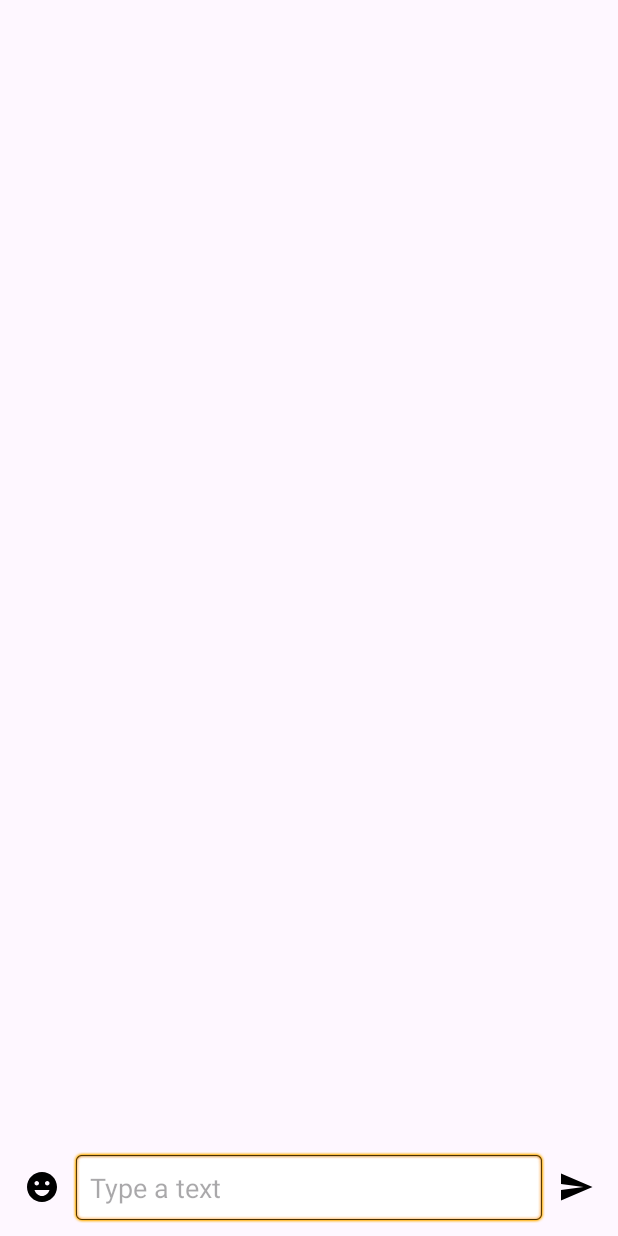
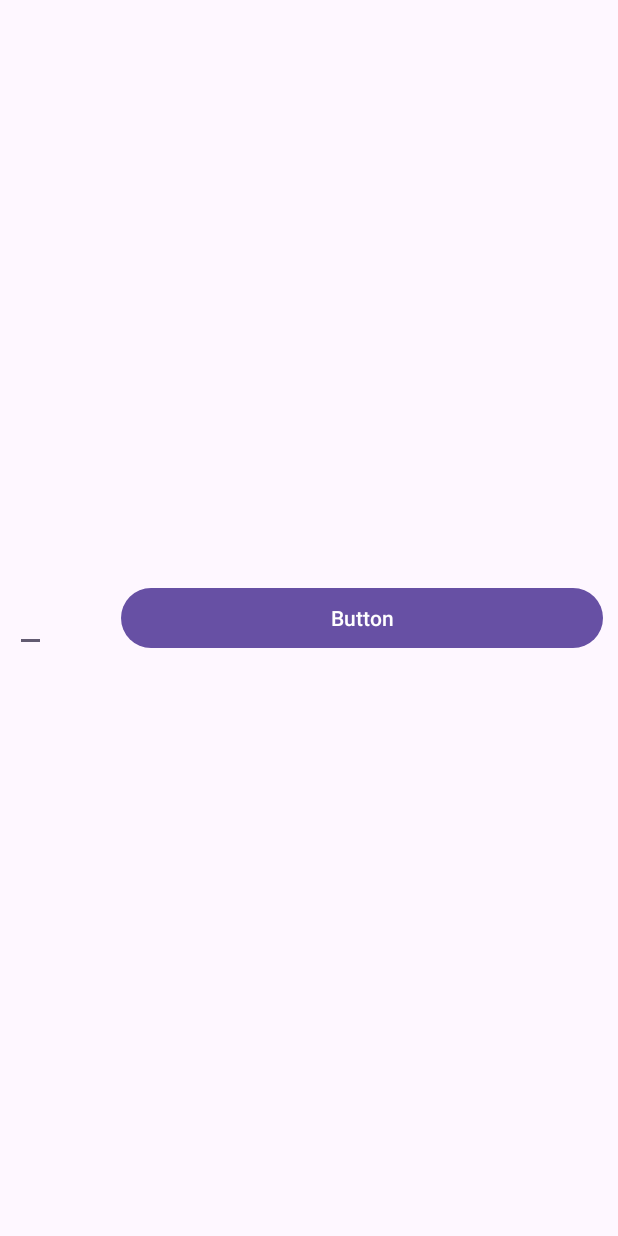
Before and after one commit to gastonlopez5/EmojiTest, an Android app: the screen it shows after launch (MainActivity), on a phone screen of 412 x 824 dp. Run offline under Robolectric (Android 15) with nearby library versions, the phone set to English and light mode, and no system bars; libraries missing offline, so code that uses them is left out: com.vanniktech.emoji; 1 statement that could not run was skipped.

Commit message:
emoji test

```diff
--- a/app/src/main/java/com/example/emojiapp2/MainActivity.java
+++ b/app/src/main/java/com/example/emojiapp2/MainActivity.java
@@ -2,9 +2,11 @@ package com.example.emojiapp2;
 
 import androidx.appcompat.app.AppCompatActivity;
 
+import android.app.AlertDialog;
 import android.os.Bundle;
 import android.view.LayoutInflater;
 import android.view.View;
+import android.widget.Button;
 import android.widget.EditText;
 import android.widget.ImageView;
 import android.widget.LinearLayout;
@@ -14,41 +16,41 @@ import com.vanniktech.emoji.EmojiTextView;
 
 public class MainActivity extends AppCompatActivity {
 
-    private ImageView bt_emoji, bt_send;
+    private Button btn_emoji;
     private EditText et_emoji;
-    private LinearLayout linearLayout;
 
     @Override
     protected void onCreate(Bundle savedInstanceState) {
         super.onCreate(savedInstanceState);
         setContentView(R.layout.activity_main);
 
-        bt_emoji = findViewById(R.id.bt_emoji);
-        bt_send = findViewById(R.id.bt_sent);
+        btn_emoji = findViewById(R.id.btn_emoji);
         et_emoji = findViewById(R.id.et_emoji);
-        linearLayout = findViewById(R.id.linear_layout);
 
-        EmojiPopup popup = EmojiPopup.Builder.fromRootView(findViewById(R.id.linear_layout)).build(et_emoji);
-
-        bt_emoji.setOnClickListener(new View.OnClickListener() {
+        btn_emoji.setOnClickListener(new View.OnClickListener() {
             @Override
             public void onClick(View v) {
+
+                AlertDialog.Builder builder = new AlertDialog.Builder(MainActivity.this);
+                LayoutInflater inflater = getLayoutInflater();
+                View view = inflater.inflate(R.layout.layout_emoji, null);
+                builder.setView(view);
+
+                AlertDialog dialog = builder.create();
+                dialog.show();
+
+                EmojiPopup popup = EmojiPopup.Builder.fromRootView(view.findViewById(R.id.root_view)).build(et_emoji);
                 popup.toggle();
-            }
-        });
 
-        bt_send.setOnClickListener(new View.OnClickListener() {
-            @Override
-            public void onClick(View v) {
-                EmojiTextView emojiTextView = (EmojiTextView) LayoutInflater
-                        .from(v.getContext())
-                        .inflate(R.layout.emoji_text_view, linearLayout, false);
-
-                emojiTextView.setText(et_emoji.getText().toString());
-
-                linearLayout.addView(emojiTextView);
-
-                et_emoji.getText().clear();
+//                EmojiTextView emojiTextView = (EmojiTextView) LayoutInflater
+//                        .from(v.getContext())
+//                        .inflate(R.layout.emoji_text_view, R.id.linear_layout, false);
+//
+//                emojiTextView.setText(et_emoji.getText().toString());
+//
+//                linearLayout.addView(emojiTextView);
+//
+//                et_emoji.getText().clear();
             }
         });
     }
--- a/app/src/main/res/layout/activity_main.xml
+++ b/app/src/main/res/layout/activity_main.xml
@@ -2,49 +2,24 @@
 <LinearLayout xmlns:android="http://schemas.android.com/apk/res/android"
     xmlns:app="http://schemas.android.com/apk/res-auto"
     xmlns:tools="http://schemas.android.com/tools"
-    android:id="@+id/rooT_view"
-    android:orientation="vertical"
-    android:padding="8dp"
+    android:orientation="horizontal"
     android:layout_width="match_parent"
+    android:gravity="center"
     android:layout_height="match_parent"
     tools:context=".MainActivity">
 
-    <LinearLayout
-        android:layout_width="match_parent"
-        android:layout_height="0dp"
-        android:layout_weight="1"
-        android:id="@+id/linear_layout"
-        android:orientation="vertical"/>
+    <EditText
+        android:id="@+id/et_emoji"
+        android:layout_width="wrap_content"
+        android:layout_height="wrap_content"
+        android:layout_marginLeft="10dp"
+        android:layout_marginRight="50dp"/>
 
-    <LinearLayout
+
+    <Button
+        android:id="@+id/btn_emoji"
         android:layout_width="match_parent"
         android:layout_height="wrap_content"
-        android:orientation="horizontal"
-        android:gravity="center">
-
-        <ImageView
-            android:layout_width="wrap_content"
-            android:layout_height="wrap_content"
-            android:id="@+id/bt_emoji"
-            android:padding="8dp"
-            android:src="@drawable/ic_emoji"/>
-
-        <EditText
-            android:layout_width="0dp"
-            android:layout_height="wrap_content"
-            android:layout_weight="1"
-            android:id="@+id/et_emoji"
-            android:hint="Type a text"
-            android:padding="12dp"
-            android:background="@android:drawable/editbox_background"/>
-
-        <ImageView
-            android:layout_width="wrap_content"
-            android:layout_height="wrap_content"
-            android:id="@+id/bt_sent"
-            android:padding="8dp"
-            android:src="@drawable/ic_send"/>
-
-    </LinearLayout>
-
+        android:layout_marginRight="10dp"
+        android:text="Button" />
 </LinearLayout>
```
Also changed, not shown: app/src/main/res/layout/layout_emoji.xml (added, +49 -0 lines).
